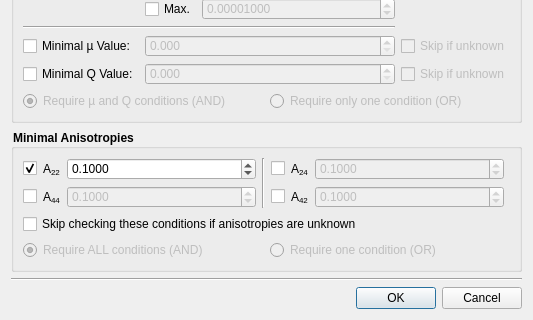
This is trunk/SearchDialog.ui in ferdymercury/nuclei as Qt 5 draws it before an edit; both pictures show x 0 to 533 and y 305 to 625 of the 533 by 625 pixel window. The edited form follows.
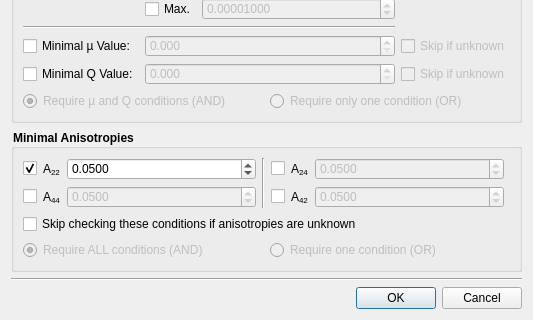
This is the edited form. Icons and pictures are not drawn. Custom widgets are drawn as their Qt base class.

Commit message: Fixed initial search settings

```diff
--- a/trunk/SearchDialog.ui
+++ b/trunk/SearchDialog.ui
@@ -414,7 +414,7 @@
          <double>0.010000000000000</double>
         </property>
         <property name="value">
-         <double>0.100000000000000</double>
+         <double>0.050000000000000</double>
         </property>
        </widget>
       </item>
@@ -442,7 +442,7 @@
          <double>0.010000000000000</double>
         </property>
         <property name="value">
-         <double>0.100000000000000</double>
+         <double>0.050000000000000</double>
         </property>
        </widget>
       </item>
@@ -467,7 +467,7 @@
          <double>0.010000000000000</double>
         </property>
         <property name="value">
-         <double>0.100000000000000</double>
+         <double>0.050000000000000</double>
         </property>
        </widget>
       </item>
@@ -568,7 +568,7 @@
          <double>0.010000000000000</double>
         </property>
         <property name="value">
-         <double>0.100000000000000</double>
+         <double>0.050000000000000</double>
         </property>
        </widget>
       </item>
```
The commit also changes 1 other file.
